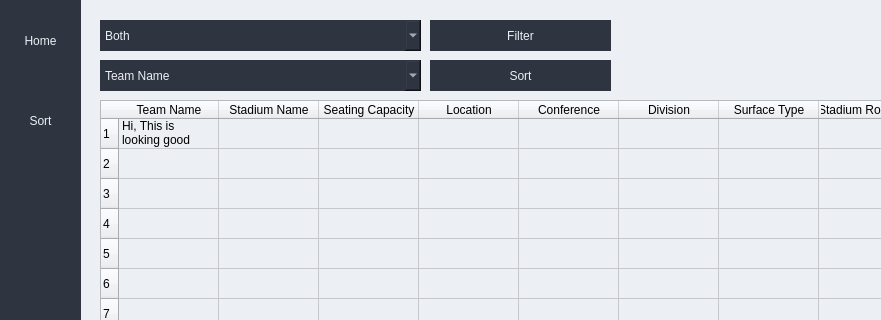
Before: the Qt Designer form mainwindow.ui in josharaedwards/CS1C-Project-1, drawn with Qt 5; both pictures show x 0 to 881 and y 0 to 320 of the 1280 by 720 pixel window.
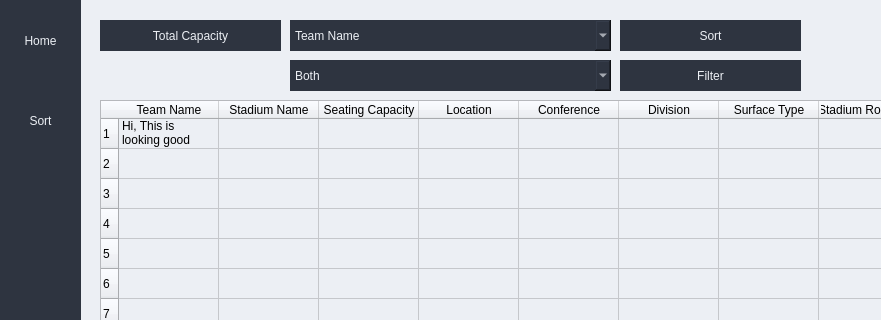
After: the same form once the commit is applied.

Commit message: Display total seating capacity & fine tune sort GUI

The edit to the form file:
```diff
--- a/mainwindow.ui
+++ b/mainwindow.ui
@@ -242,8 +242,8 @@
      <widget class="QComboBox" name="dataSortDropdown">
       <property name="geometry">
        <rect>
-        <x>10</x>
-        <y>50</y>
+        <x>200</x>
+        <y>10</y>
         <width>321</width>
         <height>31</height>
        </rect>
@@ -280,8 +280,8 @@
      <widget class="QPushButton" name="dataSortBtn">
       <property name="geometry">
        <rect>
-        <x>340</x>
-        <y>50</y>
+        <x>530</x>
+        <y>10</y>
         <width>181</width>
         <height>31</height>
        </rect>
@@ -308,8 +308,8 @@
      <widget class="QComboBox" name="dataFilterDropdown">
       <property name="geometry">
        <rect>
-        <x>10</x>
-        <y>10</y>
+        <x>200</x>
+        <y>50</y>
         <width>321</width>
         <height>31</height>
        </rect>
@@ -341,8 +341,8 @@
      <widget class="QPushButton" name="dataFilterBtn">
       <property name="geometry">
        <rect>
-        <x>340</x>
-        <y>10</y>
+        <x>530</x>
+        <y>50</y>
         <width>181</width>
         <height>31</height>
        </rect>
@@ -732,6 +732,45 @@
        <string>Load</string>
       </property>
      </widget>
+     <widget class="QPushButton" name="totalCapacityLabel">
+      <property name="geometry">
+       <rect>
+        <x>10</x>
+        <y>10</y>
+        <width>181</width>
+        <height>31</height>
+       </rect>
+      </property>
+      <property name="styleSheet">
+       <string notr="true">border:none;
+font: 75 12pt &quot;Consolas&quot;;
+background-color: rgb(46, 52, 64);
+color: rgb(236, 239, 244);</string>
+      </property>
+      <property name="text">
+       <string>Total Capacity</string>
+      </property>
+     </widget>
+     <widget class="QLabel" name="totalCapacityDisplay">
+      <property name="geometry">
+       <rect>
+        <x>10</x>
+        <y>50</y>
+        <width>181</width>
+        <height>31</height>
+       </rect>
+      </property>
+      <property name="styleSheet">
+       <string notr="true">font: 75 12pt &quot;Consolas&quot;;
+color: rgb(46, 52, 64);</string>
+      </property>
+      <property name="text">
+       <string/>
+      </property>
+      <property name="alignment">
+       <set>Qt::AlignCenter</set>
+      </property>
+     </widget>
      <zorder>dataSortDropdown</zorder>
      <zorder>dataSortBtn</zorder>
      <zorder>dataFilterDropdown</zorder>
```
Left out of the diff: 2 changed lines with no effect on the pictures. The commit also changes 1 other file.
